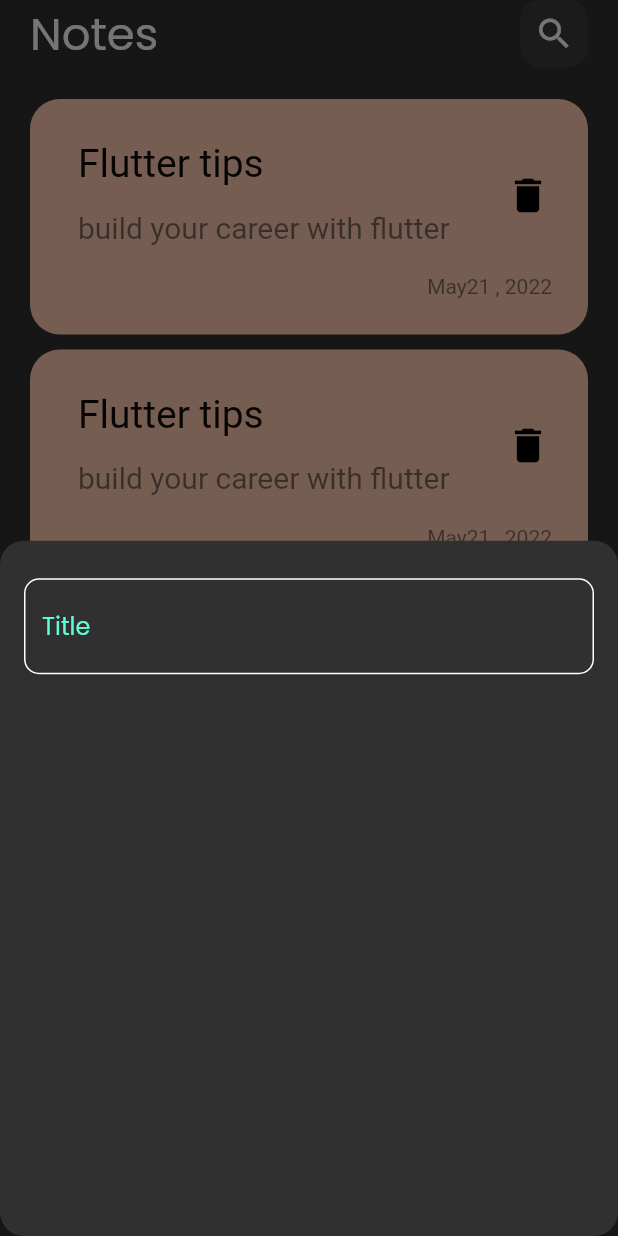
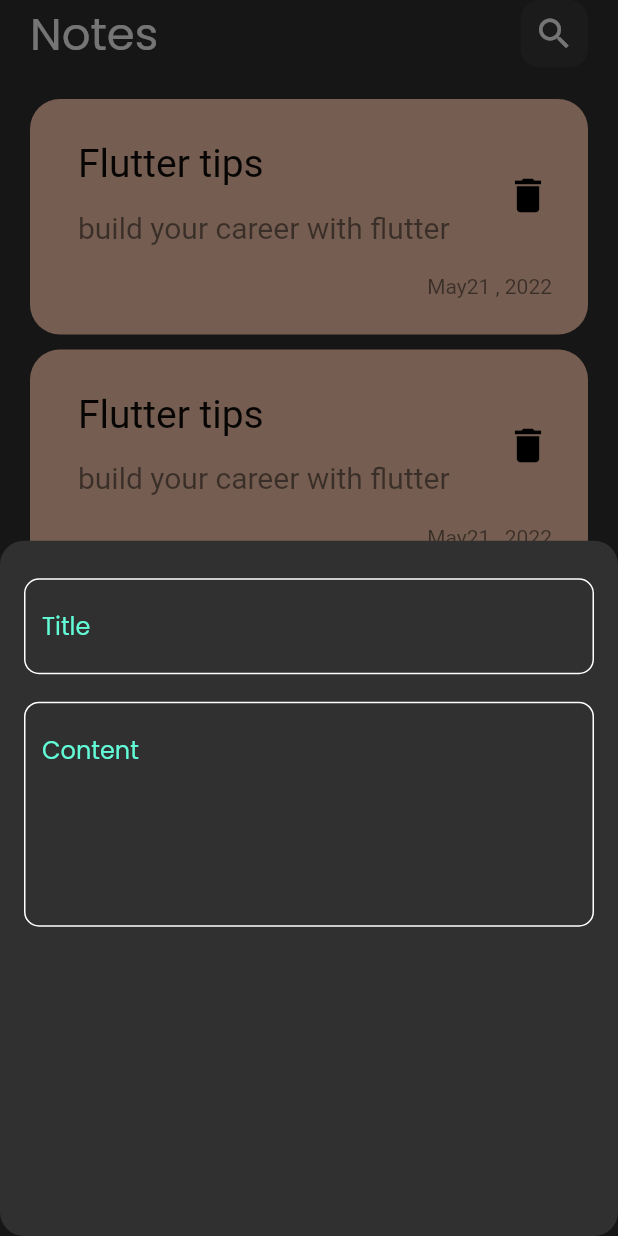
Before and after one commit to NadeenRR/note-app, a Flutter app: the screen it shows after launch, after a tap on the "add" icon, on a phone screen of 412 x 824 dp. Run offline on Flutter 3.47's test engine with Material 2 defaults, Android fonts, the phone set to English and light mode, and no system bars; Roboto replaces fonts that are missing (assets/fonts/Poppins-Regular.ttf).

Commit message:
add field to buttom sheet

```diff
--- a/lib/widget/custome_addNote_buttomSheet.dart
+++ b/lib/widget/custome_addNote_buttomSheet.dart
@@ -10,9 +10,18 @@ class AddNoteButtomSheet extends StatelessWidget {
     return Padding(
       padding: const EdgeInsets.symmetric(horizontal: 16),
       child: Column(
-        children: const  [
+        children: [
           SizedBox(height: 25),
-          CustomeTextField()
+          CustomeTextField(
+            hintText: 'Title',
+          ),
+          SizedBox(
+            height: MediaQuery.of(context).size.height / 45,
+          ),
+          CustomeTextField(
+            hintText: 'Content',
+            maxLine: 5,
+          ),
         ],
       ),
     );
--- a/lib/widget/custome_text_field.dart
+++ b/lib/widget/custome_text_field.dart
@@ -2,21 +2,21 @@ import 'package:flutter/material.dart';
 import 'package:note_app/constance.dart';
 
 class CustomeTextField extends StatelessWidget {
-  const CustomeTextField({super.key});
+  const CustomeTextField({super.key, required this.hintText, this.maxLine = 1});
+  final String hintText;
+  final int maxLine;
 
   @override
   Widget build(BuildContext context) {
     return TextField(
       cursorColor: KPrimaryColor,
+      maxLines: maxLine,
       decoration: InputDecoration(
-        hintText: 'Title',
-        hintStyle: TextStyle(
-          color: KPrimaryColor
-        ),
+          hintText: hintText,
+          hintStyle: TextStyle(color: KPrimaryColor),
           border: buildBorder(),
           enabledBorder: buildBorder(),
-          focusedBorder : buildBorder(KPrimaryColor)
-          ),
+          focusedBorder: buildBorder(KPrimaryColor)),
     );
   }
 
```
